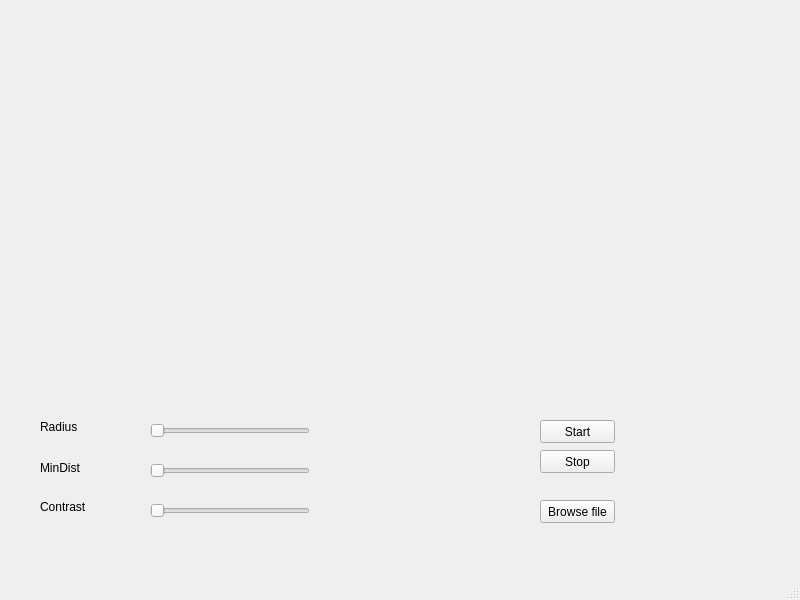
TommyHolmberg/HoughCirclesGui, file houghCircles.ui: the form before one commit.
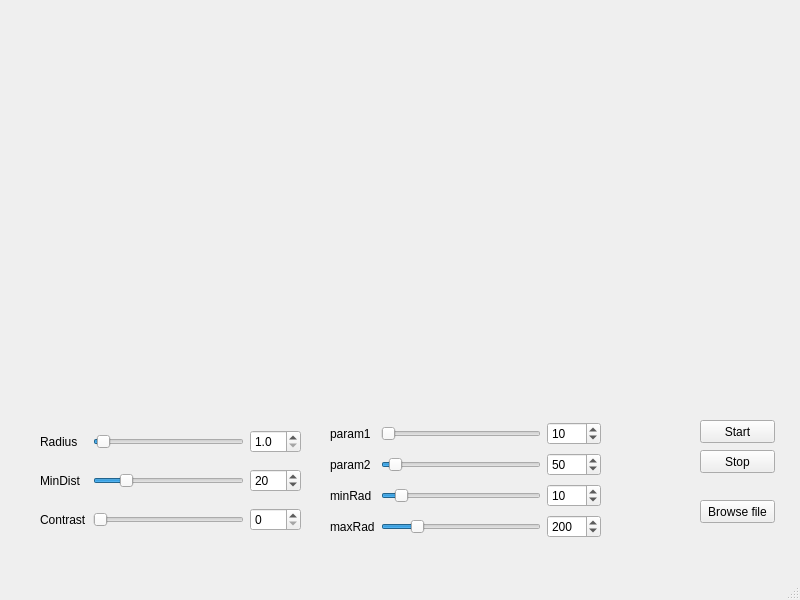
The form after the commit.

Commit message: Added threaded video feed and controls for all houghCircles parameters

Patch:
```diff
--- a/houghCircles.ui
+++ b/houghCircles.ui
@@ -13,85 +13,10 @@
   <property name="windowTitle">
    <string>MainWindow</string>
   </property>
+  <property name="styleSheet">
+   <string notr="true">nr-label-background: rgb(255, 255, 255)</string>
+  </property>
   <widget class="QWidget" name="centralwidget">
-   <widget class="QSlider" name="contrastSlider">
-    <property name="geometry">
-     <rect>
-      <x>150</x>
-      <y>500</y>
-      <width>160</width>
-      <height>22</height>
-     </rect>
-    </property>
-    <property name="orientation">
-     <enum>Qt::Horizontal</enum>
-    </property>
-   </widget>
-   <widget class="QLabel" name="label_3">
-    <property name="geometry">
-     <rect>
-      <x>40</x>
-      <y>500</y>
-      <width>47</width>
-      <height>13</height>
-     </rect>
-    </property>
-    <property name="text">
-     <string>Contrast</string>
-    </property>
-   </widget>
-   <widget class="QLabel" name="label">
-    <property name="geometry">
-     <rect>
-      <x>40</x>
-      <y>420</y>
-      <width>47</width>
-      <height>13</height>
-     </rect>
-    </property>
-    <property name="text">
-     <string>Radius</string>
-    </property>
-   </widget>
-   <widget class="QLabel" name="label_2">
-    <property name="geometry">
-     <rect>
-      <x>40</x>
-      <y>460</y>
-      <width>47</width>
-      <height>16</height>
-     </rect>
-    </property>
-    <property name="text">
-     <string>MinDist</string>
-    </property>
-   </widget>
-   <widget class="QSlider" name="radiusSlider">
-    <property name="geometry">
-     <rect>
-      <x>150</x>
-      <y>420</y>
-      <width>160</width>
-      <height>22</height>
-     </rect>
-    </property>
-    <property name="orientation">
-     <enum>Qt::Horizontal</enum>
-    </property>
-   </widget>
-   <widget class="QSlider" name="minDistSlider">
-    <property name="geometry">
-     <rect>
-      <x>150</x>
-      <y>460</y>
-      <width>160</width>
-      <height>22</height>
-     </rect>
-    </property>
-    <property name="orientation">
-     <enum>Qt::Horizontal</enum>
-    </property>
-   </widget>
    <widget class="QLabel" name="VideoFeed">
     <property name="geometry">
      <rect>
@@ -111,7 +36,7 @@
    <widget class="QPushButton" name="browseFile">
     <property name="geometry">
      <rect>
-      <x>540</x>
+      <x>700</x>
       <y>500</y>
       <width>75</width>
       <height>23</height>
@@ -124,7 +49,7 @@
    <widget class="QPushButton" name="stopBtn">
     <property name="geometry">
      <rect>
-      <x>540</x>
+      <x>700</x>
       <y>450</y>
       <width>75</width>
       <height>23</height>
@@ -137,7 +62,7 @@
    <widget class="QPushButton" name="startBtn">
     <property name="geometry">
      <rect>
-      <x>540</x>
+      <x>700</x>
       <y>420</y>
       <width>75</width>
       <height>23</height>
@@ -147,6 +72,251 @@
      <string>Start</string>
     </property>
    </widget>
+   <widget class="QWidget" name="">
+    <property name="geometry">
+     <rect>
+      <x>40</x>
+      <y>420</y>
+      <width>261</width>
+      <height>121</height>
+     </rect>
+    </property>
+    <layout class="QGridLayout" name="gridLayout">
+     <item row="1" column="0">
+      <widget class="QLabel" name="label_2">
+       <property name="text">
+        <string>MinDist</string>
+       </property>
+      </widget>
+     </item>
+     <item row="2" column="1">
+      <widget class="QSlider" name="contrastSlider">
+       <property name="minimum">
+        <number>1</number>
+       </property>
+       <property name="orientation">
+        <enum>Qt::Horizontal</enum>
+       </property>
+      </widget>
+     </item>
+     <item row="0" column="0">
+      <widget class="QLabel" name="label">
+       <property name="text">
+        <string>Radius</string>
+       </property>
+      </widget>
+     </item>
+     <item row="2" column="0">
+      <widget class="QLabel" name="label_3">
+       <property name="text">
+        <string>Contrast</string>
+       </property>
+      </widget>
+     </item>
+     <item row="0" column="1">
+      <widget class="QSlider" name="radiusSlider">
+       <property name="minimum">
+        <number>10</number>
+       </property>
+       <property name="maximum">
+        <number>100</number>
+       </property>
+       <property name="value">
+        <number>12</number>
+       </property>
+       <property name="orientation">
+        <enum>Qt::Horizontal</enum>
+       </property>
+      </widget>
+     </item>
+     <item row="2" column="2">
+      <widget class="QSpinBox" name="contrastSpinBox"/>
+     </item>
+     <item row="1" column="2">
+      <widget class="QSpinBox" name="minDistSpinBox">
+       <property name="minimum">
+        <number>1</number>
+       </property>
+       <property name="value">
+        <number>20</number>
+       </property>
+      </widget>
+     </item>
+     <item row="1" column="1">
+      <widget class="QSlider" name="minDistSlider">
+       <property name="minimum">
+        <number>1</number>
+       </property>
+       <property name="value">
+        <number>20</number>
+       </property>
+       <property name="orientation">
+        <enum>Qt::Horizontal</enum>
+       </property>
+      </widget>
+     </item>
+     <item row="0" column="2">
+      <widget class="QDoubleSpinBox" name="radiusSpinBox">
+       <property name="decimals">
+        <number>1</number>
+       </property>
+       <property name="minimum">
+        <double>1.000000000000000</double>
+       </property>
+       <property name="maximum">
+        <double>10.000000000000000</double>
+       </property>
+       <property name="singleStep">
+        <double>0.100000000000000</double>
+       </property>
+      </widget>
+     </item>
+    </layout>
+   </widget>
+   <widget class="QWidget" name="">
+    <property name="geometry">
+     <rect>
+      <x>330</x>
+      <y>420</y>
+      <width>271</width>
+      <height>121</height>
+     </rect>
+    </property>
+    <layout class="QGridLayout" name="gridLayout_2">
+     <item row="0" column="0">
+      <widget class="QLabel" name="label_5">
+       <property name="text">
+        <string>param1</string>
+       </property>
+      </widget>
+     </item>
+     <item row="0" column="1">
+      <widget class="QSlider" name="param1Slider">
+       <property name="minimum">
+        <number>1</number>
+       </property>
+       <property name="maximum">
+        <number>100</number>
+       </property>
+       <property name="orientation">
+        <enum>Qt::Horizontal</enum>
+       </property>
+      </widget>
+     </item>
+     <item row="0" column="2">
+      <widget class="QSpinBox" name="param1SpinBox">
+       <property name="minimum">
+        <number>1</number>
+       </property>
+       <property name="value">
+        <number>10</number>
+       </property>
+      </widget>
+     </item>
+     <item row="1" column="0">
+      <widget class="QLabel" name="label_4">
+       <property name="text">
+        <string>param2</string>
+       </property>
+      </widget>
+     </item>
+     <item row="1" column="1">
+      <widget class="QSlider" name="param2Slider">
+       <property name="minimum">
+        <number>1</number>
+       </property>
+       <property name="maximum">
+        <number>1000</number>
+       </property>
+       <property name="value">
+        <number>50</number>
+       </property>
+       <property name="orientation">
+        <enum>Qt::Horizontal</enum>
+       </property>
+      </widget>
+     </item>
+     <item row="1" column="2">
+      <widget class="QSpinBox" name="param2SpinBox">
+       <property name="minimum">
+        <number>1</number>
+       </property>
+       <property name="maximum">
+        <number>1000</number>
+       </property>
+       <property name="value">
+        <number>50</number>
+       </property>
+      </widget>
+     </item>
+     <item row="2" column="0">
+      <widget class="QLabel" name="label_6">
+       <property name="text">
+        <string>minRad</string>
+       </property>
+      </widget>
+     </item>
+     <item row="2" column="1">
+      <widget class="QSlider" name="minRadSlider">
+       <property name="minimum">
+        <number>1</number>
+       </property>
+       <property name="value">
+        <number>10</number>
+       </property>
+       <property name="orientation">
+        <enum>Qt::Horizontal</enum>
+       </property>
+      </widget>
+     </item>
+     <item row="2" column="2">
+      <widget class="QSpinBox" name="minRadSpinBox">
+       <property name="minimum">
+        <number>1</number>
+       </property>
+       <property name="value">
+        <number>10</number>
+       </property>
+      </widget>
+     </item>
+     <item row="3" column="0">
+      <widget class="QLabel" name="label_7">
+       <property name="text">
+        <string>maxRad</string>
+       </property>
+      </widget>
+     </item>
+     <item row="3" column="1">
+      <widget class="QSlider" name="maxRadSlider">
+       <property name="minimum">
+        <number>1</number>
+       </property>
+       <property name="maximum">
+        <number>1000</number>
+       </property>
+       <property name="value">
+        <number>200</number>
+       </property>
+       <property name="orientation">
+        <enum>Qt::Horizontal</enum>
+       </property>
+      </widget>
+     </item>
+     <item row="3" column="2">
+      <widget class="QSpinBox" name="maxRadSpinBox">
+       <property name="minimum">
+        <number>1</number>
+       </property>
+       <property name="maximum">
+        <number>1000</number>
+       </property>
+       <property name="value">
+        <number>200</number>
+       </property>
+      </widget>
+     </item>
+    </layout>
+   </widget>
   </widget>
   <widget class="QMenuBar" name="menubar">
    <property name="geometry">
```
Left out of the diff: 195 changed lines with no effect on the pictures. The commit also changes 8 other files.
